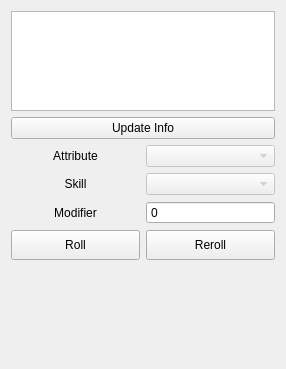
Old version of the form diceroller.ui in the repository Pkow1999/Vampire-The-Masquerade-v5-Character-Sheet-for-Android.
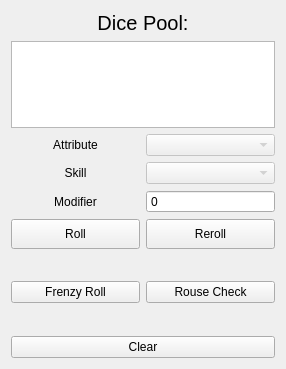
New version of the form.

Commit message: Fixed crashing when clicking back button, added splash screen, modified diceroller.ui

```diff
--- a/diceroller.ui
+++ b/diceroller.ui
@@ -26,6 +26,21 @@
    <property name="sizeConstraint">
     <enum>QLayout::SetDefaultConstraint</enum>
    </property>
+   <item>
+    <widget class="QLabel" name="label_4">
+     <property name="font">
+      <font>
+       <pointsize>15</pointsize>
+      </font>
+     </property>
+     <property name="text">
+      <string>Dice Pool:</string>
+     </property>
+     <property name="alignment">
+      <set>Qt::AlignCenter</set>
+     </property>
+    </widget>
+   </item>
    <item>
     <widget class="QTextBrowser" name="textBrowser">
      <property name="sizePolicy">
@@ -42,13 +57,6 @@
      </property>
     </widget>
    </item>
-   <item>
-    <widget class="QPushButton" name="pushButton">
-     <property name="text">
-      <string>Update Info</string>
-     </property>
-    </widget>
-   </item>
    <item>
     <layout class="QHBoxLayout" name="horizontalLayout">
      <property name="sizeConstraint">
@@ -194,6 +202,43 @@
      </property>
     </layout>
    </item>
+   <item>
+    <spacer name="verticalSpacer_2">
+     <property name="orientation">
+      <enum>Qt::Vertical</enum>
+     </property>
+     <property name="sizeType">
+      <enum>QSizePolicy::Preferred</enum>
+     </property>
+     <property name="sizeHint" stdset="0">
+      <size>
+       <width>20</width>
+       <height>40</height>
+      </size>
+     </property>
+    </spacer>
+   </item>
+   <item>
+    <layout class="QHBoxLayout" name="horizontalLayout_5">
+     <item>
+      <widget class="QPushButton" name="frenzyRollButton">
+       <property name="text">
+        <string>Frenzy Roll</string>
+       </property>
+      </widget>
+     </item>
+     <item>
+      <widget class="QPushButton" name="rouseRollButton">
+       <property name="text">
+        <string>Rouse Check</string>
+       </property>
+      </widget>
+     </item>
+    </layout>
+   </item>
+   <item>
+    <layout class="QHBoxLayout" name="rouseFrenzyRolls"/>
+   </item>
    <item>
     <spacer name="verticalSpacer">
      <property name="orientation">
@@ -207,6 +252,13 @@
      </property>
     </spacer>
    </item>
+   <item>
+    <widget class="QPushButton" name="clearDices">
+     <property name="text">
+      <string>Clear</string>
+     </property>
+    </widget>
+   </item>
   </layout>
  </widget>
  <resources/>
```
The commit also changes 19 other files.
